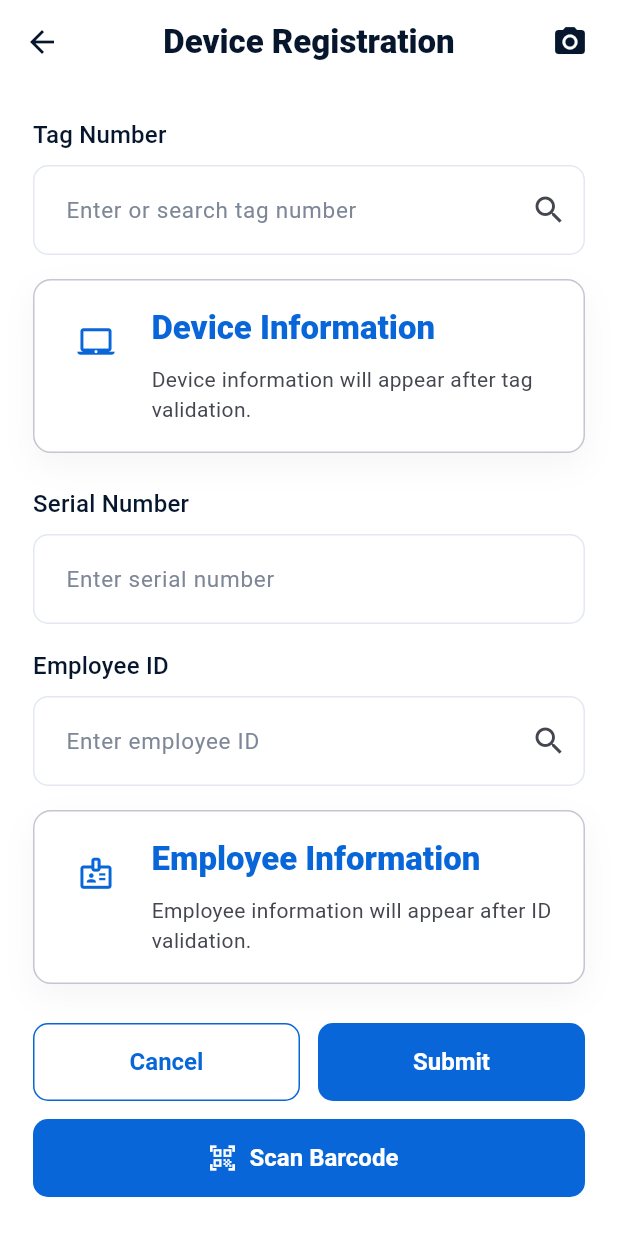
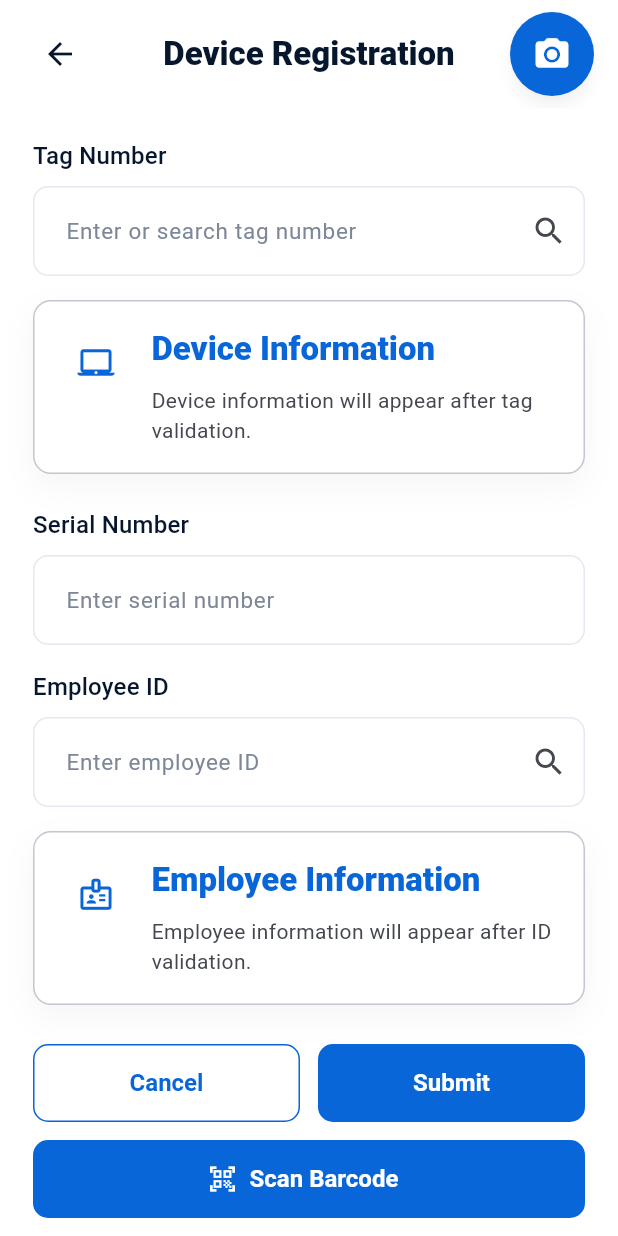
Before and after one commit to azher-devs/itsm-device-registration-system, a Flutter app: the DeviceRegistrationScreen screen opened by its route, on a phone screen of 412 x 824 dp. Run offline on Flutter 3.47's test engine with Material 3 defaults, Android fonts, the phone set to English and light mode, and no system bars; our stand-ins replace camera, shared_preferences; missing offline and left inert: google_mlkit_barcode_scanning; accounts and stored records are empty.

Commit message:
Implement camera float feature

```diff
--- a/lib/views/registration/device_registration_screen.dart
+++ b/lib/views/registration/device_registration_screen.dart
@@ -107,22 +107,39 @@ class _DeviceRegistrationScreenState extends State<DeviceRegistrationScreen> {
   @override
   Widget build(BuildContext context) {
     final l10n = AppLocalizations.of(context);
+    final metrics = _RegistrationLayoutMetrics.fromWidth(
+      MediaQuery.sizeOf(context).width,
+    );
 
     return Scaffold(
       appBar: AppBar(
+        toolbarHeight: metrics.toolbarHeight,
+        leadingWidth: metrics.headerSideWidth,
         leading: IconButton(
           tooltip: l10n.back,
           icon: const Icon(Icons.arrow_back),
           onPressed: () => Navigator.of(context).maybePop(),
         ),
-        title: Text(l10n.deviceRegistration),
+        title: FittedBox(
+          fit: BoxFit.scaleDown,
+          child: Text(l10n.deviceRegistration),
+        ),
         actions: [
-          IconButton(
-            tooltip: l10n.scanBarcode,
-            icon: const Icon(Icons.camera_alt),
-            onPressed: _openScanner,
+          SizedBox(
+            width: metrics.headerSideWidth,
+            child: Align(
+              alignment: AlignmentDirectional.centerEnd,
+              child: Padding(
+                padding: EdgeInsetsDirectional.only(end: metrics.endMargin),
+                child: _ScannerFloatingButton(
+                  tooltip: l10n.scanBarcode,
+                  size: metrics.fabSize,
+                  iconSize: metrics.iconSize,
+                  onPressed: _openScanner,
+                ),
+              ),
+            ),
           ),
-          const SizedBox(width: 8),
         ],
       ),
       body: KeyboardDismissArea(
@@ -481,3 +498,100 @@ class _DeviceRegistrationScreenState extends State<DeviceRegistrationScreen> {
     }
   }
 }
+
+/// Responsive spacing values that keep the fixed FAB clear of form content.
+class _RegistrationLayoutMetrics {
+  const _RegistrationLayoutMetrics({
+    required this.fabSize,
+    required this.iconSize,
+    required this.endMargin,
+    required this.headerSideWidth,
+    required this.toolbarHeight,
+  });
+
+  /// Diameter of the scanner FAB.
+  final double fabSize;
+
+  /// Size of the camera icon inside the FAB.
+  final double iconSize;
+
+  /// Trailing distance from the constrained content edge.
+  final double endMargin;
+
+  /// Symmetric header side width keeps title centered and clear of controls.
+  final double headerSideWidth;
+
+  /// Toolbar height keeps the circular button inside the header SafeArea.
+  final double toolbarHeight;
+
+  /// Creates phone, foldable, and tablet friendly spacing from available width.
+  factory _RegistrationLayoutMetrics.fromWidth(double width) {
+    final isTabletLike = width >= 600;
+    final isCompactPhone = width < 360;
+    final fabSize = isTabletLike ? 64.0 : (isCompactPhone ? 52.0 : 56.0);
+    final iconSize = isTabletLike ? 28.0 : 26.0;
+    final endMargin = isTabletLike ? 18.0 : (isCompactPhone ? 12.0 : 16.0);
+
+    return _RegistrationLayoutMetrics(
+      fabSize: fabSize,
+      iconSize: iconSize,
+      endMargin: endMargin,
+      headerSideWidth: fabSize + endMargin + 8,
+      toolbarHeight: fabSize + 16,
+    );
+  }
+}
+
+/// Fixed scanner FAB positioned above the form content.
+class _ScannerFloatingButton extends StatelessWidget {
+  const _ScannerFloatingButton({
+    required this.tooltip,
+    required this.size,
+    required this.iconSize,
+    required this.onPressed,
+  });
+
+  /// Localized accessibility label for scanner navigation.
+  final String tooltip;
+
+  /// Responsive button diameter.
+  final double size;
+
+  /// Responsive camera icon size.
+  final double iconSize;
+
+  /// Opens the barcode scanner route.
+  final VoidCallback onPressed;
+
+  /// Builds a circular Material 3-style scanner action with brand styling.
+  @override
+  Widget build(BuildContext context) {
+    return Tooltip(
+      message: tooltip,
+      child: Semantics(
+        button: true,
+        label: tooltip,
+        child: Material(
+          color: AppTheme.primaryBlue,
+          elevation: 4,
+          shadowColor: Colors.black.withValues(alpha: 0.22),
+          shape: const CircleBorder(),
+          clipBehavior: Clip.antiAlias,
+          child: InkWell(
+            customBorder: const CircleBorder(),
+            onTap: onPressed,
+            child: SizedBox.square(
+              key: const Key('registration_scanner_fab'),
+              dimension: size,
+              child: Icon(
+                Icons.camera_alt,
+                color: Colors.white,
+                size: iconSize,
+              ),
+            ),
+          ),
+        ),
+      ),
+    );
+  }
+}
```
Also changed, not shown: 1 other file.
